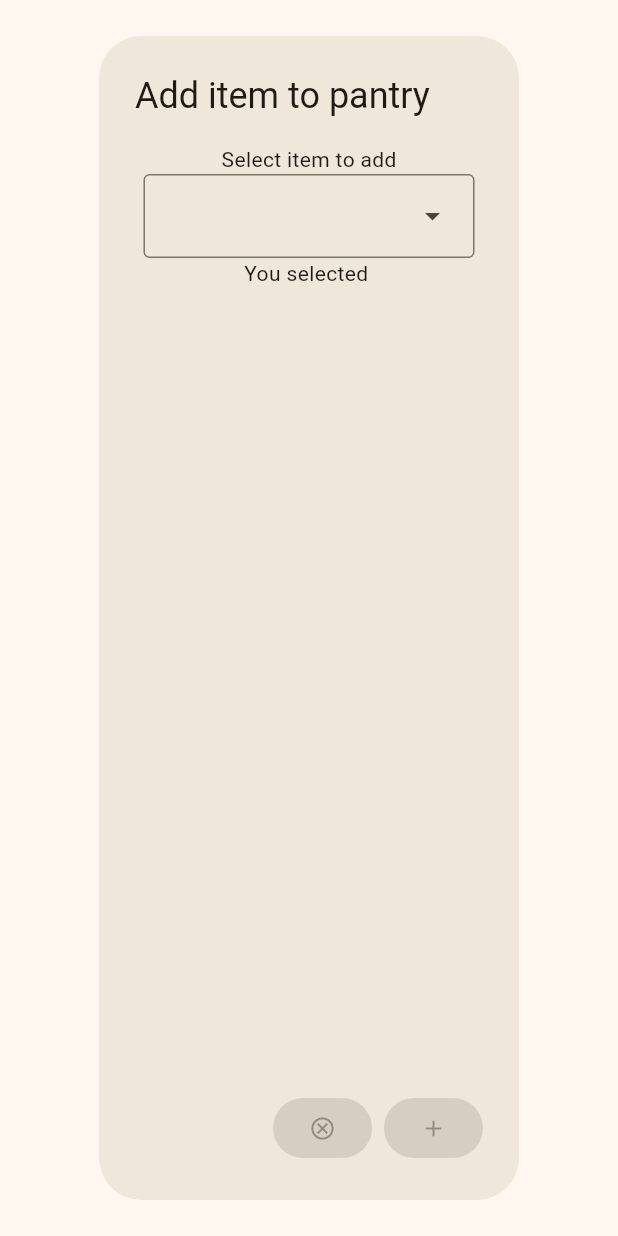
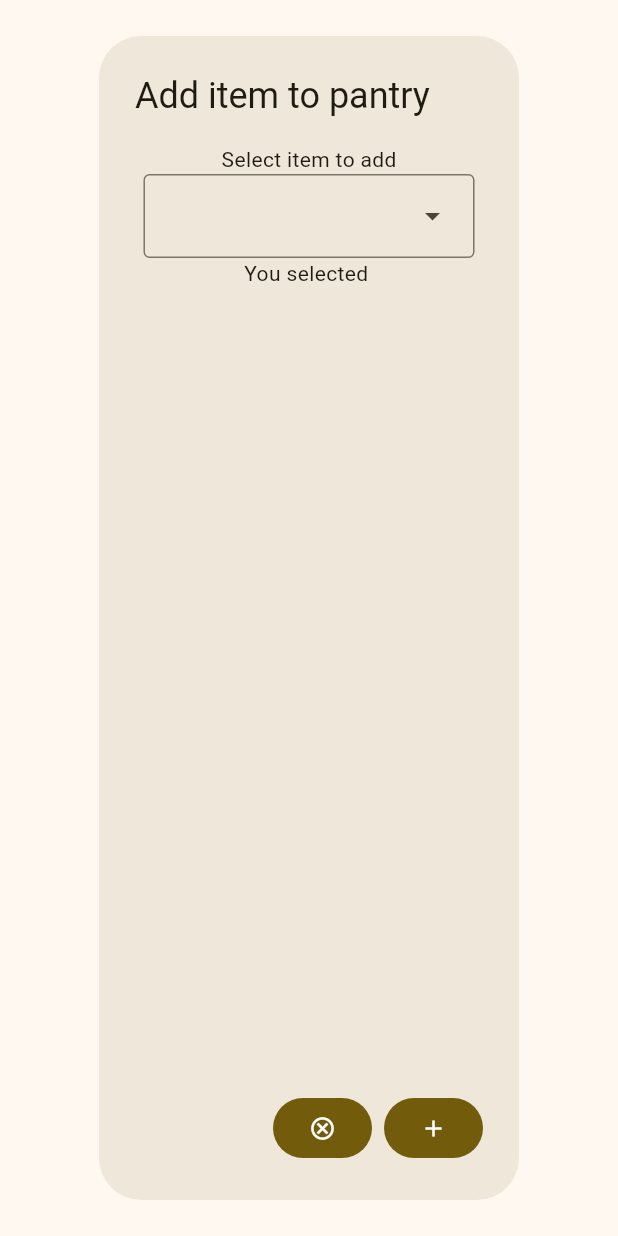
Before and after one commit to Aayushstha03/fridge-manager, a Flutter app: the AddNewRecipeDialog widget shown alone on an empty page, opened directly, on a phone screen of 412 x 824 dp. Run offline on Flutter 3.47's test engine with Material 3 defaults, Android fonts, the phone set to English and light mode, and no system bars.

```diff
--- a/lib/components/dialog.dart
+++ b/lib/components/dialog.dart
@@ -36,9 +36,20 @@ class _AddNewRecipeDialogState extends State<AddNewRecipeDialog> {
             Text('You selected ${itemController.text}'),
           ],
         ),
-        actions: const [
-          FilledButton(onPressed: null, child: Icon(Icons.cancel_outlined)),
-          FilledButton(onPressed: null, child: Icon(Icons.add_outlined))
+        actions: [
+          FilledButton(
+              onPressed: () {
+                Navigator.of(context).pop();
+              },
+              child: const Icon(Icons.cancel_outlined)),
+          FilledButton(
+              onPressed: () {
+                Ingredient toAdd = value.getIngredients().firstWhere(
+                    (element) => element.name == itemController.text);
+                value.addToPantry(toAdd);
+                Navigator.of(context).pop();
+              },
+              child: const Icon(Icons.add_outlined))
         ],
       ),
     );
```
